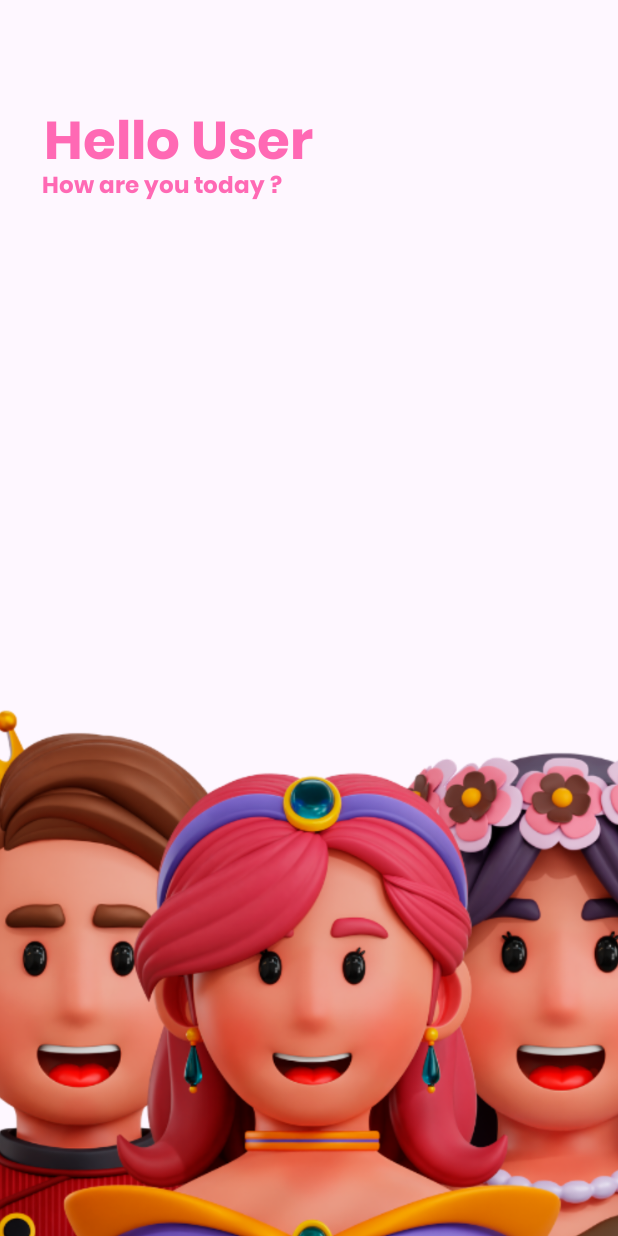
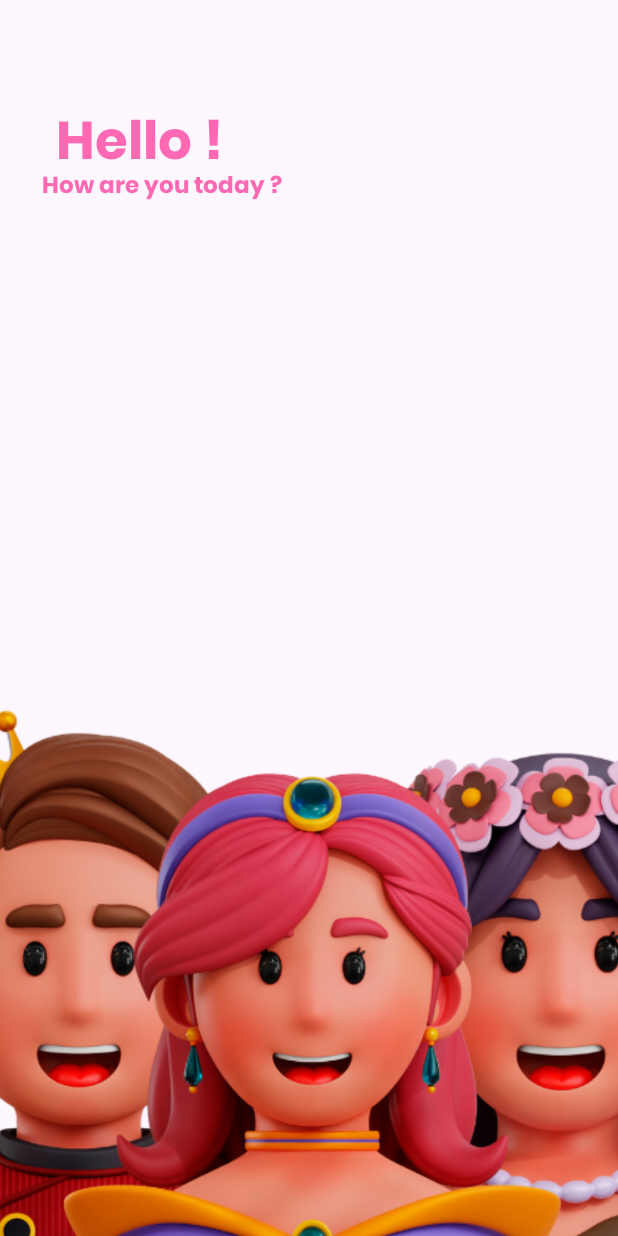
Before and after one commit to Aseni02/Task-Management-App, an Android app: the SplashActivity screen opened directly, with no data from a screen before it, on a phone screen of 412 x 824 dp. Run offline under Robolectric (Android 15) with nearby library versions, the phone set to English and light mode, and no system bars; Roboto replaces fonts that are not available here.

Commit message:
xml changes

```diff
--- a/app/src/main/res/layout/activity_splash.xml
+++ b/app/src/main/res/layout/activity_splash.xml
@@ -12,7 +12,7 @@
         android:layout_width="wrap_content"
         android:layout_height="wrap_content"
         android:fontFamily="@font/poppins_bold"
-        android:text="Hello User"
+        android:text="Hello !"
         android:textColor="@color/red"
         android:textSize="35sp"
         app:layout_constraintBottom_toBottomOf="parent"
```
